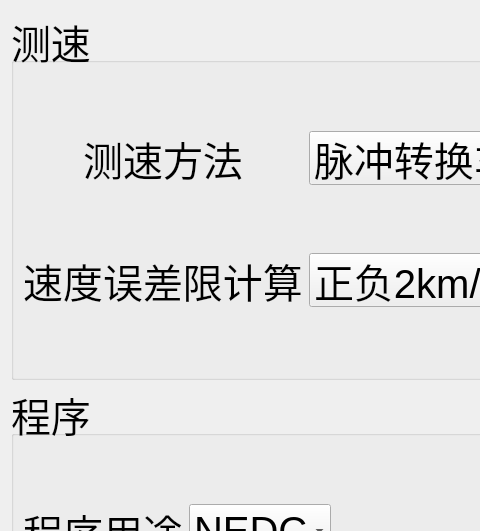
The window that settingwidget/settingwidgetpedalrobotgetspeed.ui (TimYun95/ShiftChangingRobotUpperEnd) describes before a commit, drawn with Qt 5; both pictures show x 0 to 480 and y 0 to 531 of the 1277 by 642 pixel window.
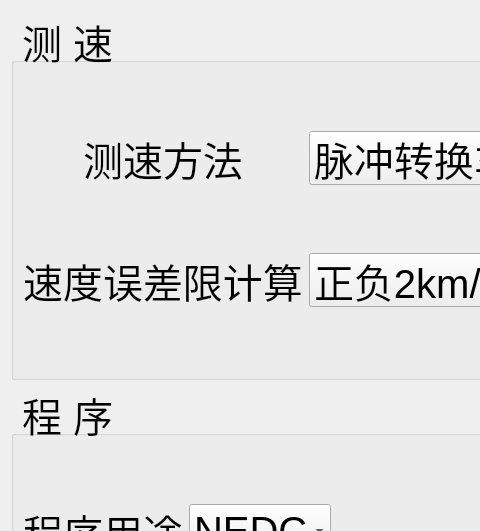
The same window after the commit.

What changed in the file:
```diff
--- a/settingwidget/settingwidgetpedalrobotgetspeed.ui
+++ b/settingwidget/settingwidgetpedalrobotgetspeed.ui
@@ -26,7 +26,7 @@
        </font>
       </property>
       <property name="title">
-       <string>测速</string>
+       <string> 测 速 </string>
       </property>
       <layout class="QHBoxLayout" name="horizontalLayout">
        <item>
@@ -135,7 +135,7 @@
        </font>
       </property>
       <property name="title">
-       <string>程序</string>
+       <string> 程 序 </string>
       </property>
       <layout class="QHBoxLayout" name="horizontalLayout_2">
        <item>
```
